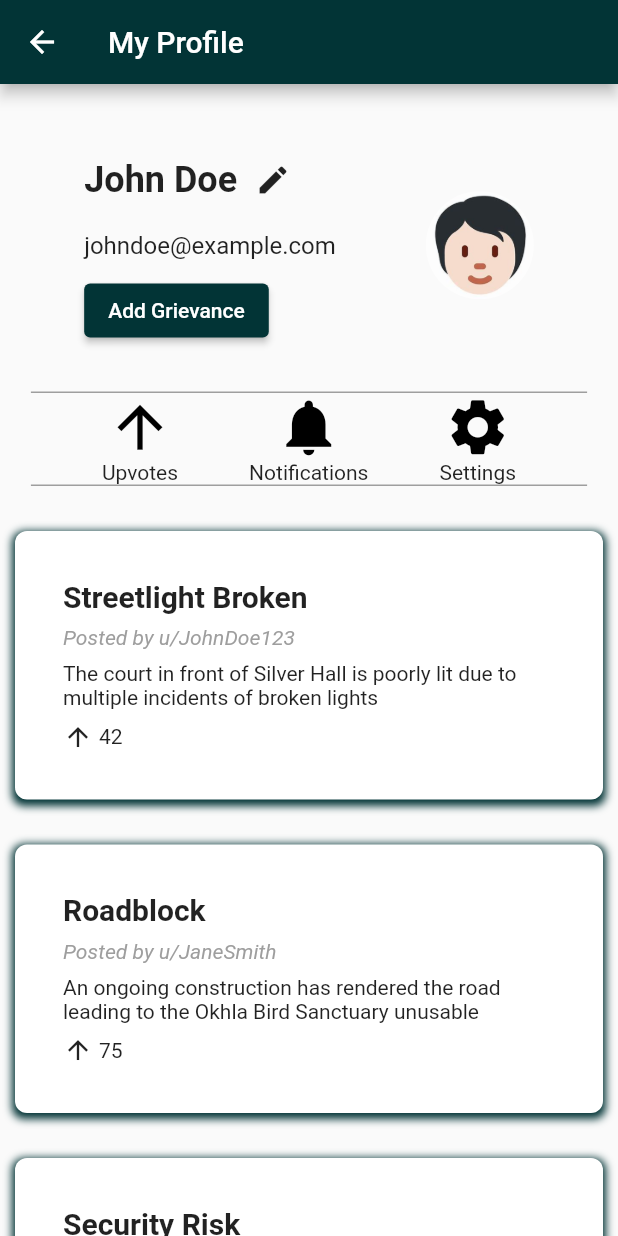
After one commit to Dhruvch1244/grievance-detection-app, a Flutter app: the MyProfile screen opened by its route, on a phone screen of 412 x 824 dp. The commit adds this screen. Run offline on Flutter 3.47's test engine with Material 2 defaults, Android fonts, the phone set to English and light mode, and no system bars.

Commit message:
Updated Navigation In dashboard .. Made MyProfile

```diff
--- a/lib/Dashboard.dart
+++ b/lib/Dashboard.dart
@@ -200,43 +200,7 @@ class _DashboardState extends State<dashboard> {
           size: 48, // Increase the size of the icon
         ),
       ),
-      bottomNavigationBar: BottomNavigationBar(
-        currentIndex: _selectedOption.index,
-        onTap: (int index) {
-          setState(() {
-            _selectedOption = MenuOption.values[index];
-          });
-        },
-        backgroundColor: Color(0xFF023436), // Custom background color
-        unselectedItemColor: const Color.fromARGB(255, 158, 0, 0), // Color of unselected icons
-        selectedItemColor: Colors.blue,
-        items: [
-          BottomNavigationBarItem(
-            icon: Icon(Icons.mobile_friendly),
-            label: 'Dashboard',
-          ),
-          BottomNavigationBarItem(
-            icon: Icon(Icons.error),
-            label: 'Grievances',
-          ),
-          BottomNavigationBarItem(
-            icon: Icon(Icons.article),
-            label: 'News',
-          ),
-          BottomNavigationBarItem(
-            icon: Icon(Icons.folder),
-            label: 'Reports',
-          ),
-          BottomNavigationBarItem(
-            icon: Icon(Icons.settings),
-            label: 'Settings',
-          ),
-          BottomNavigationBarItem(
-            icon: Icon(Icons.report),
-            label: 'Report',
-          ),
-        ],
-      ),
+
     );
   }
 
@@ -257,6 +221,8 @@ class _DashboardState extends State<dashboard> {
                 Navigator.pop(context);
                 setState(() {
                   _selectedOption = MenuOption.myProfile;
+
+                  Navigator.pushNamed(context, '/MyProfile');
                 });
               },
             ),
@@ -280,16 +246,7 @@ class _DashboardState extends State<dashboard> {
                 });
               },
             ),
-            ListTile(
-              leading: Icon(Icons.folder),
-              title: Text('Reports'),
-              onTap: () {
-                Navigator.pop(context);
-                setState(() {
-                  _selectedOption = MenuOption.reports;
-                });
-              },
-            ),
+
             ListTile(
               leading: Icon(Icons.settings),
               title: Text('Settings'),
--- /dev/null
+++ b/lib/MyProfile.dart
@@ -0,0 +1,372 @@
+import 'package:flutter/material.dart';
+import 'package:newapp/upload.dart';
+
+class MyProfile extends StatefulWidget {
+  @override
+  _MyProfileState createState() => _MyProfileState();
+}
+
+class _MyProfileState extends State<MyProfile> {
+  String name = 'John Doe';
+  String email = 'johndoe@example.com';
+  List<String> grievances = [];
+
+  void addGrievance(String grievance) {
+    setState(() {
+      grievances.add(grievance);
+    });
+  }
+
+  @override
+  Widget build(BuildContext context) {
+    return Scaffold(
+      appBar: AppBar(
+        title: Text('My Profile'),
+        backgroundColor: Color(0xFF023436),
+      ),
+      body: Center(
+        child: Column(
+          children: [
+                  SizedBox(height: 40),
+
+            Row(
+  mainAxisAlignment: MainAxisAlignment.center,
+  children: [
+    Column(
+      crossAxisAlignment: CrossAxisAlignment.start,
+      children: [
+        Row(
+              mainAxisAlignment: MainAxisAlignment.center,
+              children: [
+
+        SizedBox(height: 10),
+                Text(
+                  '$name',
+                  style: TextStyle(fontSize: 24, fontWeight: FontWeight.bold),
+                ),
+                IconButton(
+                  icon: Icon(Icons.edit),
+                  onPressed: () {
+                    Navigator.push(
+                      context,
+                      MaterialPageRoute(builder: (context) => MyProfile()),
+                    );
+                  },
+                ),
+                   ],
+            ),
+
+        SizedBox(height: 10),
+        Text(
+          '$email',
+          style: TextStyle(fontSize: 16),
+        ),
+        SizedBox(height: 10),
+        ElevatedButton(
+  onPressed: () {
+    Navigator.push(
+      context,
+      MaterialPageRoute(builder: (context) => Upload()),
+    );
+  },
+  style: ElevatedButton.styleFrom(
+    primary: Color(0xFF023436),
+  ),
+  child: Text('Add Grievance'),
+),
+
+      ],
+    ),
+    SizedBox(width: 10),
+    Container(
+      margin: EdgeInsets.fromLTRB(50, 0, 0, 0),
+      width: 72,
+      height: 72,
+      decoration: BoxDecoration(
+        shape: BoxShape.circle,
+        image: DecorationImage(
+          image: AssetImage('images/OIP.jpeg'),
+          fit: BoxFit.cover,
+        ),
+      ),
+    ),
+  ],
+),
+        Container(
+          margin: EdgeInsets.fromLTRB(0, 30, 0, 0),
+
+                  width: MediaQuery.of(context).size.width * 0.9,
+  decoration: BoxDecoration(
+        border: Border(
+      top: BorderSide(width: 1,color: Colors.grey),
+      bottom: BorderSide(width: 1,color: Colors.grey),
+    ),
+  ),
+  child: Row(
+
+    mainAxisAlignment: MainAxisAlignment.spaceEvenly,
+    children: [
+
+      Column(
+        mainAxisAlignment: MainAxisAlignment.spaceEvenly,
+        children: [
+          IconButton(
+
+  icon: Icon(Icons.arrow_upward_outlined),
+  onPressed: () {
+    Navigator.push(
+      context,
+      MaterialPageRoute(builder: (context) => MyProfile()),
+    );
+  },
+  iconSize: 45,
+  padding: EdgeInsets.all(0),
+  constraints: BoxConstraints(),
+  visualDensity: VisualDensity.compact,
+  alignment: Alignment.center,
+  splashRadius: 45,
+  highlightColor: Colors.transparent,
+  color: Colors.black,
+  splashColor: Colors.transparent,
+  enableFeedback: true,
+  tooltip: 'Upvote',
+),
+
+      Text('Upvotes'),
+        ],
+      ),
+            Column(
+        mainAxisAlignment: MainAxisAlignment.spaceEvenly,
+        children: [
+          IconButton(
+  icon: Icon(Icons.notifications),
+  onPressed: () {
+    Navigator.push(
+      context,
+      MaterialPageRoute(builder: (context) => MyProfile()),
+    );
+  },
+  iconSize: 45,
+  padding: EdgeInsets.all(0),
+  constraints: BoxConstraints(),
+  visualDensity: VisualDensity.compact,
+  alignment: Alignment.center,
+  splashRadius: 45,
+  highlightColor: Colors.transparent,
+  color: Colors.black,
+  splashColor: Colors.transparent,
+  enableFeedback: true,
+  tooltip: 'Notifications',
+),
+
+      Text('Notifications'),
+        ],
+      ),
+            Column(
+        mainAxisAlignment: MainAxisAlignment.spaceEvenly,
+        children: [
+          IconButton(
+  icon: Icon(Icons.settings),
+  onPressed: () {
+    Navigator.push(
+      context,
+      MaterialPageRoute(builder: (context) => MyProfile()),
+    );
+  },
+  iconSize: 45,
+  padding: EdgeInsets.all(0),
+  constraints: BoxConstraints(),
+  visualDensity: VisualDensity.compact,
+  alignment: Alignment.center,
+  splashRadius: 45,
+  highlightColor: Colors.transparent,
+  color: Colors.black,
+  splashColor: Colors.transparent,
+  enableFeedback: true,
+  tooltip: 'Settings',
+),
+
+      Text('Settings'),
+        ],
+      ),
+    ],
+  ),
+),
+  Expanded(
+            child: ListView(
+              children: [
+                Container(
+
+          margin: EdgeInsets.fromLTRB(10, 30, 10, 0),
+                  padding: EdgeInsets.all(16),
+                  decoration: BoxDecoration(
+                    color: Colors.white,
+                    borderRadius: BorderRadius.circular(8),
+                    boxShadow: [
+                      BoxShadow(
+                        color: Color(0xFF023436).withOpacity(1),
+                        spreadRadius: 2,
+                        blurRadius: 4,
+                        offset: Offset(0, 2),
+                      ),
+                    ],
+                  ),
+                  child: Post(
+                    title: 'Streetlight Broken',
+                    author: 'JohnDoe123',
+                    content: 'The court in front of Silver Hall is poorly lit due to multiple incidents of broken lights',
+                    upvotes: 42,
+                  ),
+                ),
+                Container(
+          margin: EdgeInsets.fromLTRB(10, 30, 10, 0),
+                  padding: EdgeInsets.all(16),
+                  decoration: BoxDecoration(
+                    color: Colors.white,
+                    borderRadius: BorderRadius.circular(8),
+                    boxShadow: [
+                      BoxShadow(
+                        color: Color(0xFF023436).withOpacity(1),
+                        spreadRadius: 2,
+                        blurRadius: 4,
+                        offset: Offset(0, 2),
+                      ),
+                    ],
+                  ),
+                  child: Post(
+                    title: 'Roadblock',
+                    author: 'JaneSmith',
+                    content: 'An ongoing construction has rendered the road leading to the Okhla Bird Sanctuary unusable',
+                    upvotes: 75,
+                  ),
+                ),
+                Container(
+          margin: EdgeInsets.fromLTRB(10, 30, 10, 0),
+                  padding: EdgeInsets.all(16),
+                  decoration: BoxDecoration(
+                    color: Colors.white,
+                    borderRadius: BorderRadius.circular(8),
+                    boxShadow: [
+                      BoxShadow(
+                        color: Color(0xFF023436).withOpacity(1),
+                        spreadRadius: 2,
+                        blurRadius: 4,
+                        offset: Offset(0, 2),
+                      ),
+                    ],
+                  ),
+                  child: Post(
+                    title: 'Security Risk',
+                    author: 'DevDebate',
+                    content: 'Many cases of mugging reported in Sector 74, extra caution is essential',
+                    upvotes: 53,
+                  ),
+                ),
+                Container(
+          margin: EdgeInsets.fromLTRB(10, 30, 10, 0),
+                  padding: EdgeInsets.all(16),
+                  decoration: BoxDecoration(
+                    color: Colors.white,
+                    borderRadius: BorderRadius.circular(8),
+                    boxShadow: [
+                      BoxShadow(
+                        color: Color(0xFF023436).withOpacity(1),
+                        spreadRadius: 2,
+                        blurRadius: 4,
+                        offset: Offset(0, 2),
+                      ),
+                    ],
+                  ),
+                  child: Post(
+                    title: 'Water Supply Problem',
+                    author: 'SupDhru',
+                    content: 'Water is being cut for 3 hours in afternoon daily.',
+                    upvotes: 53,
+                  ),
+                ),
+              ],
+            ),
+          ),
+          ],
+        ),
+      ),
+    );
+  }
+}
+
+
+class Post extends StatefulWidget {
+  final String title;
+  final String author;
+  final String content;
+  int upvotes;
+
+  Post({
+    required this.title,
+    required this.author,
+    required this.content,
+    required this.upvotes,
+  });
+
+  @override
+  _PostState createState() => _PostState();
+}
+
+class _PostState extends State<Post> {
+  bool _isUpvoted = false;
+
+  void _toggleUpvote() {
+    setState(() {
+      if (_isUpvoted) {
+        widget.upvotes--;
+      } else {
+        widget.upvotes++;
+      }
+      _isUpvoted = !_isUpvoted;
+    });
+  }
+
+  @override
+  Widget build(BuildContext context) {
+    return Container(
+      padding: EdgeInsets.all(16),
+      child: Column(
+        crossAxisAlignment: CrossAxisAlignment.start,
+        children: [
+          Text(
+            widget.title,
+            style: TextStyle(
+              fontSize: 20,
+              fontWeight: FontWeight.bold,
+            ),
+          ),
+          SizedBox(height: 8),
+          Text(
+            'Posted by u/${widget.author}',
+            style: TextStyle(
+              color: Colors.grey,
+              fontStyle: FontStyle.italic,
+            ),
+          ),
+          SizedBox(height: 8),
+          Text(widget.content),
+          SizedBox(height: 8),
+          Row(
+            children: [
+              GestureDetector(
+                onTap: _toggleUpvote,
+                child: Icon(
+                  Icons.arrow_upward,
+                  size: 20,
+                  color: _isUpvoted ? Colors.green : null,
+                ),
+              ),
+              SizedBox(width: 4),
+              Text(widget.upvotes.toString()),
+            ],
+          ),
+        ],
+      ),
+    );
+  }
+}
--- a/lib/main.dart
+++ b/lib/main.dart
@@ -6,7 +6,7 @@ import 'signup.dart';
 import 'Dashboard.dart'; // Update import statement
 import 'upload.dart';
 import 'Profile.dart'; // Update import statement
-
+import 'MyProfile.dart';
 void main() {
   runApp(MyApp());
 }
@@ -28,6 +28,7 @@ class MyApp extends StatelessWidget {
         '/dashboard': (context) => dashboard(), // Update route name
         '/upload': (context) => Upload(),
         '/profile': (context) => ProfilePage(),
+        '/MyProfile' : (context) => MyProfile(),
       },
     );
   }
```
